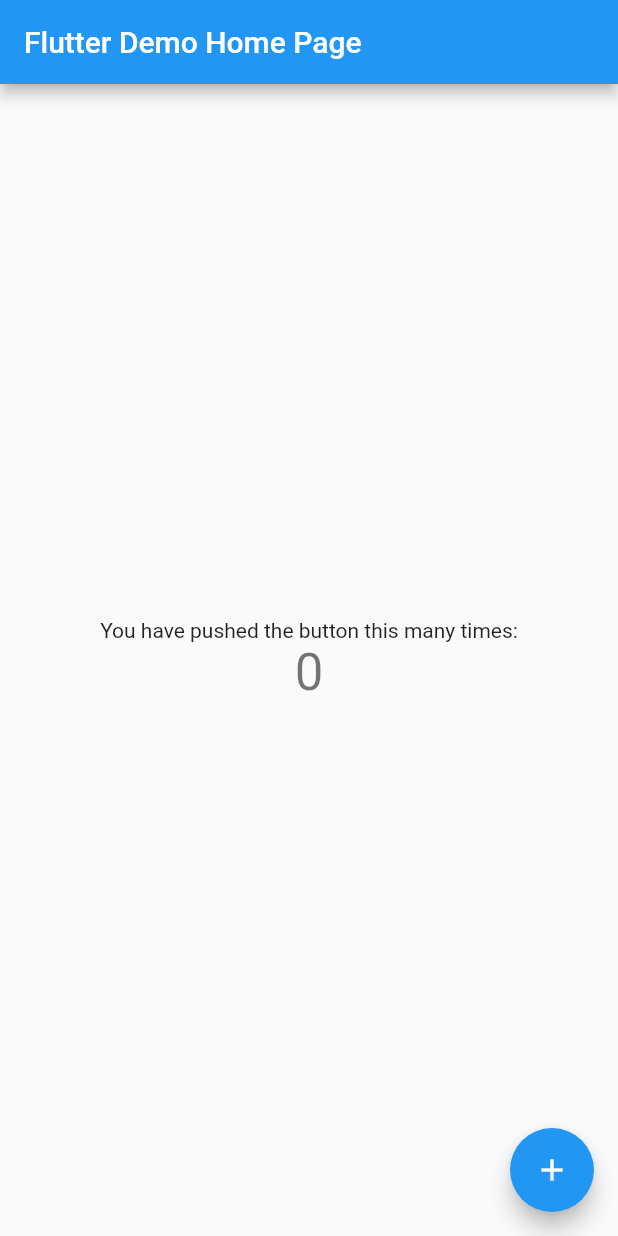
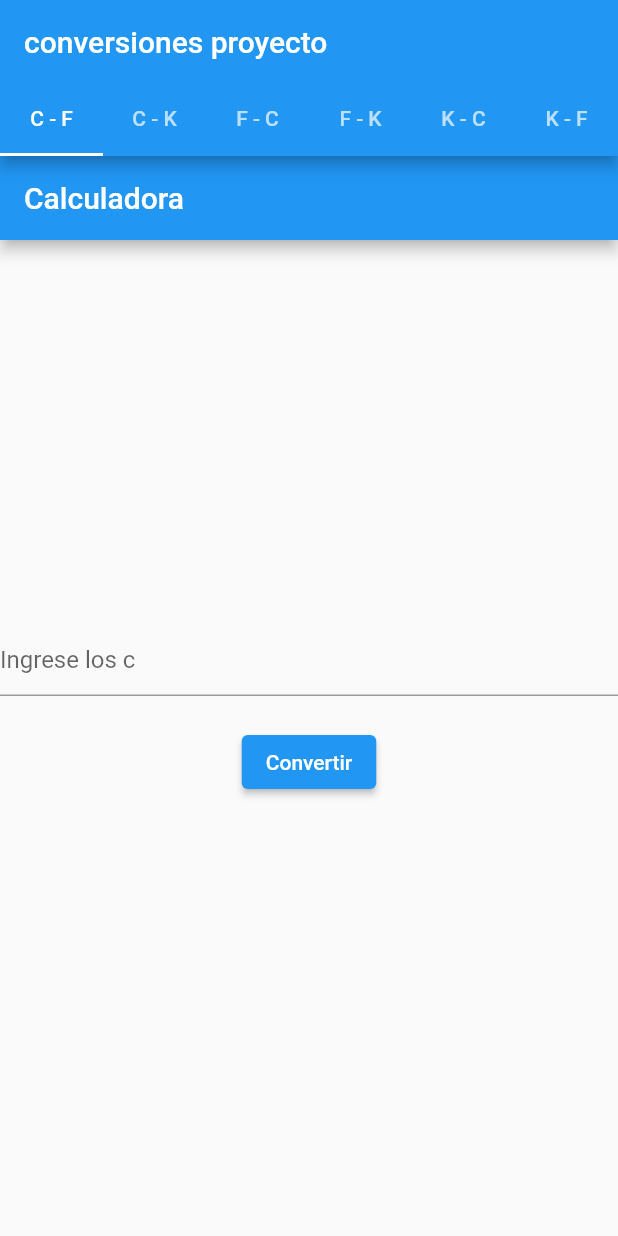
Before and after one commit to noecoronasoto/app_conversiones, a Flutter app: the screen it shows after launch, on a phone screen of 412 x 824 dp. Run offline on Flutter 3.47's test engine with Material 2 defaults, Android fonts, the phone set to English and light mode, and no system bars.

Commit message:
se termino

```diff
--- a/flutter_application_1/lib/main.dart
+++ b/flutter_application_1/lib/main.dart
@@ -1,5 +1,5 @@
 import 'package:flutter/material.dart';
-
+import 'package:flutter_application_1/pestañas/Home.dart';
 void main() {
   runApp(const MyApp());
 }
@@ -7,109 +7,12 @@ void main() {
 class MyApp extends StatelessWidget {
   const MyApp({super.key});
 
-  // This widget is the root of your application.
+
   @override
   Widget build(BuildContext context) {
-    return MaterialApp(
-      title: 'Flutter Demo',
-      theme: ThemeData(
-        // This is the theme of your application.
-        //
-        // Try running your application with "flutter run". You'll see the
-        // application has a blue toolbar. Then, without quitting the app, try
-        // changing the primarySwatch below to Colors.green and then invoke
-        // "hot reload" (press "r" in the console where you ran "flutter run",
-        // or simply save your changes to "hot reload" in a Flutter IDE).
-        // Notice that the counter didn't reset back to zero; the application
-        // is not restarted.
-        primarySwatch: Colors.blue,
-      ),
-      home: const MyHomePage(title: 'Flutter Demo Home Page'),
+    return const MaterialApp(
+      debugShowCheckedModeBanner: false,
+      home: Conversiones(),
     );
   }
 }
-
-class MyHomePage extends StatefulWidget {
-  const MyHomePage({super.key, required this.title});
-
-  // This widget is the home page of your application. It is stateful, meaning
-  // that it has a State object (defined below) that contains fields that affect
-  // how it looks.
-
-  // This class is the configuration for the state. It holds the values (in this
-  // case the title) provided by the parent (in this case the App widget) and
-  // used by the build method of the State. Fields in a Widget subclass are
-  // always marked "final".
-
-  final String title;
-
-  @override
-  State<MyHomePage> createState() => _MyHomePageState();
-}
-
-class _MyHomePageState extends State<MyHomePage> {
-  int _counter = 0;
-
-  void _incrementCounter() {
-    setState(() {
-      // This call to setState tells the Flutter framework that something has
-      // changed in this State, which causes it to rerun the build method below
-      // so that the display can reflect the updated values. If we changed
-      // _counter without calling setState(), then the build method would not be
-      // called again, and so nothing would appear to happen.
-      _counter++;
-    });
-  }
-
-  @override
-  Widget build(BuildContext context) {
-    // This method is rerun every time setState is called, for instance as done
-    // by the _incrementCounter method above.
-    //
-    // The Flutter framework has been optimized to make rerunning build methods
-    // fast, so that you can just rebuild anything that needs updating rather
-    // than having to individually change instances of widgets.
-    return Scaffold(
-      appBar: AppBar(
-        // Here we take the value from the MyHomePage object that was created by
-        // the App.build method, and use it to set our appbar title.
-        title: Text(widget.title),
-      ),
-      body: Center(
-        // Center is a layout widget. It takes a single child and positions it
-        // in the middle of the parent.
-        child: Column(
-          // Column is also a layout widget. It takes a list of children and
-          // arranges them vertically. By default, it sizes itself to fit its
-          // children horizontally, and tries to be as tall as its parent.
-          //
-          // Invoke "debug painting" (press "p" in the console, choose the
-          // "Toggle Debug Paint" action from the Flutter Inspector in Android
-          // Studio, or the "Toggle Debug Paint" command in Visual Studio Code)
-          // to see the wireframe for each widget.
-          //
-          // Column has various properties to control how it sizes itself and
-          // how it positions its children. Here we use mainAxisAlignment to
-          // center the children vertically; the main axis here is the vertical
-          // axis because Columns are vertical (the cross axis would be
-          // horizontal).
-          mainAxisAlignment: MainAxisAlignment.center,
-          children: <Widget>[
-            const Text(
-              'You have pushed the button this many times:',
-            ),
-            Text(
-              '$_counter',
-              style: Theme.of(context).textTheme.headline4,
-            ),
-          ],
-        ),
-      ),
-      floatingActionButton: FloatingActionButton(
-        onPressed: _incrementCounter,
-        tooltip: 'Increment',
-        child: const Icon(Icons.add),
-      ), // This trailing comma makes auto-formatting nicer for build methods.
-    );
-  }
-}
--- /dev/null
+++ b/flutter_application_1/lib/pestañas/Home.dart
@@ -0,0 +1,58 @@
+import 'package:flutter/material.dart';
+
+import 'package:flutter_application_1/pestañas/tabs/primero.dart';
+import 'package:flutter_application_1/pestañas/tabs/segundo.dart';
+import 'package:flutter_application_1/pestañas/tabs/tercero.dart';
+import 'package:flutter_application_1/pestañas/tabs/cuarto.dart';
+import 'package:flutter_application_1/pestañas/tabs/quinto.dart';
+import 'package:flutter_application_1/pestañas/tabs/sexto.dart';
+
+void main() {
+  runApp(const Conversiones());
+}
+
+class Conversiones extends StatelessWidget {
+  const Conversiones({super.key});
+
+  @override
+  Widget build(BuildContext context) {
+    final TabController = DefaultTabController(
+      length: 6,
+      child: Scaffold(
+        appBar: AppBar(
+          title: const Text("conversiones proyecto"),
+          bottom: const TabBar(
+
+            tabs: <Widget>[
+              Tab(text: "C - F"),
+              Tab(text: "C - K"),
+              Tab(text: "F - C"),
+              Tab(text: "F - K"),
+              Tab(text: "K - C"),
+              Tab(text: "K - F"),
+              ],
+            ),
+
+          ),
+           body: const TabBarView(
+            children: [
+              Primero(),
+              Segundo(),
+              Tercero(),
+              Cuarto(),
+              Quinto(),
+              Sexto(),
+          ],
+        ),
+      ),
+    );
+
+     return MaterialApp(
+      title: 'Tabs',
+      theme: ThemeData(
+
+      ),
+      home: TabController,
+    );
+  }
+}
--- /dev/null
+++ b/flutter_application_1/lib/pestañas/tabs/primero.dart
@@ -0,0 +1,54 @@
+
+import 'package:flutter/material.dart';
+import 'package:flutter_application_1/classes/celsius.dart';
+
+class Primero extends StatefulWidget {
+  const Primero({super.key});
+
+  @override
+  State<Primero> createState() => _PrimerTabState();
+}
+
+class _PrimerTabState extends State<Primero> {
+  TextEditingController _textEditingController = TextEditingController();
+  String _labelGrados = '';
+  Celsius grados = new Celsius();
+
+  @override
+  Widget build(BuildContext context) {
+    return Scaffold(
+      appBar: AppBar(
+        title: Text('Calculadora'),
+      ),
+      body: Center(
+        child: Column(
+          mainAxisAlignment: MainAxisAlignment.center,
+          children: <Widget>[
+            TextField(
+              controller: _textEditingController,
+              decoration: InputDecoration(
+                hintText: 'Ingrese los c',
+              ),
+            ),
+            SizedBox(height: 20),
+            ElevatedButton(
+              child: Text('Convertir'),
+              onPressed: () {
+                double celsius = double.parse(_textEditingController.text);
+                double fahrenheit = grados.celsiusToFahrenheit(celsius);
+                String resultado = fahrenheit.toString();
+                setState(() {
+                  _labelGrados = resultado;
+                  //_textEditingController.clear();
+                });
+              },
+            ),
+
+            SizedBox(height: 20),
+            Text(_labelGrados),
+          ],
+        ),
+      ),
+    );
+  }
+}
```
Also changed, not shown: flutter_application_1/lib/classes/celsius.dart (added, +11 -0 lines), flutter_application_1/lib/classes/fahrenheit.dart (added, +12 -0 lines), flutter_application_1/lib/classes/kelvin.dart (added, +12 -0 lines), flutter_application_1/lib/pestañas/tabs/cuarto.dart (added, +54 -0 lines), flutter_application_1/lib/pestañas/tabs/quinto.dart (added, +55 -0 lines), flutter_application_1/lib/pestañas/tabs/segundo.dart (added, +55 -0 lines), flutter_application_1/lib/pestañas/tabs/sexto.dart (added, +55 -0 lines), flutter_application_1/lib/pestañas/tabs/tercero.dart (added, +55 -0 lines).
